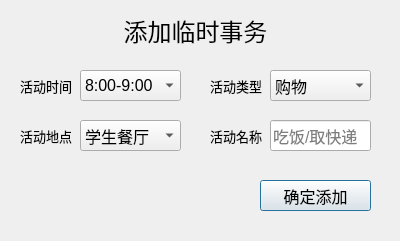
This is campus_local/addtmpaffair.ui in superman0l/campus as Qt 5 draws it before an edit. The edited form follows.
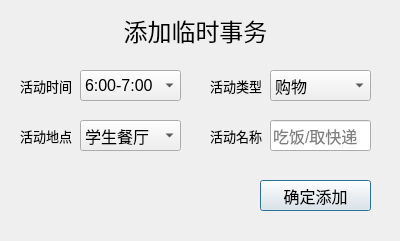
This is the edited form.

Patch:
```diff
--- a/campus_local/addtmpaffair.ui
+++ b/campus_local/addtmpaffair.ui
@@ -209,6 +209,16 @@
      <pointsize>12</pointsize>
     </font>
    </property>
+   <item>
+    <property name="text">
+     <string>6:00-7:00</string>
+    </property>
+   </item>
+   <item>
+    <property name="text">
+     <string>7:00-8:00</string>
+    </property>
+   </item>
    <item>
     <property name="text">
      <string>8:00-9:00</string>
```
Left out of the diff: 5 changed lines with no effect on the pictures.
